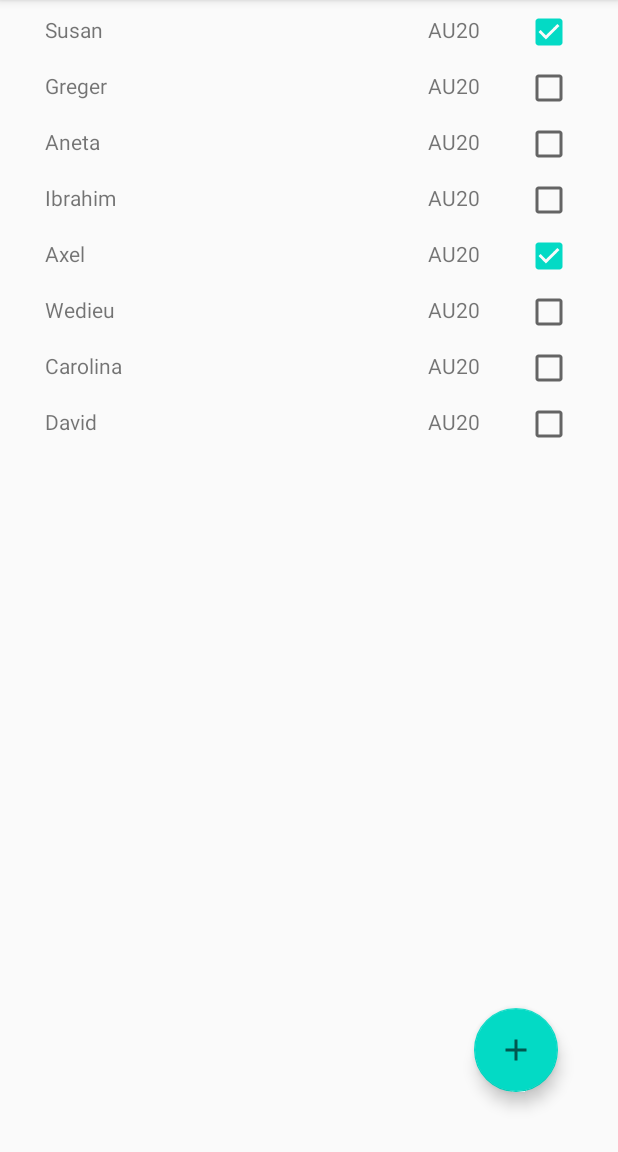
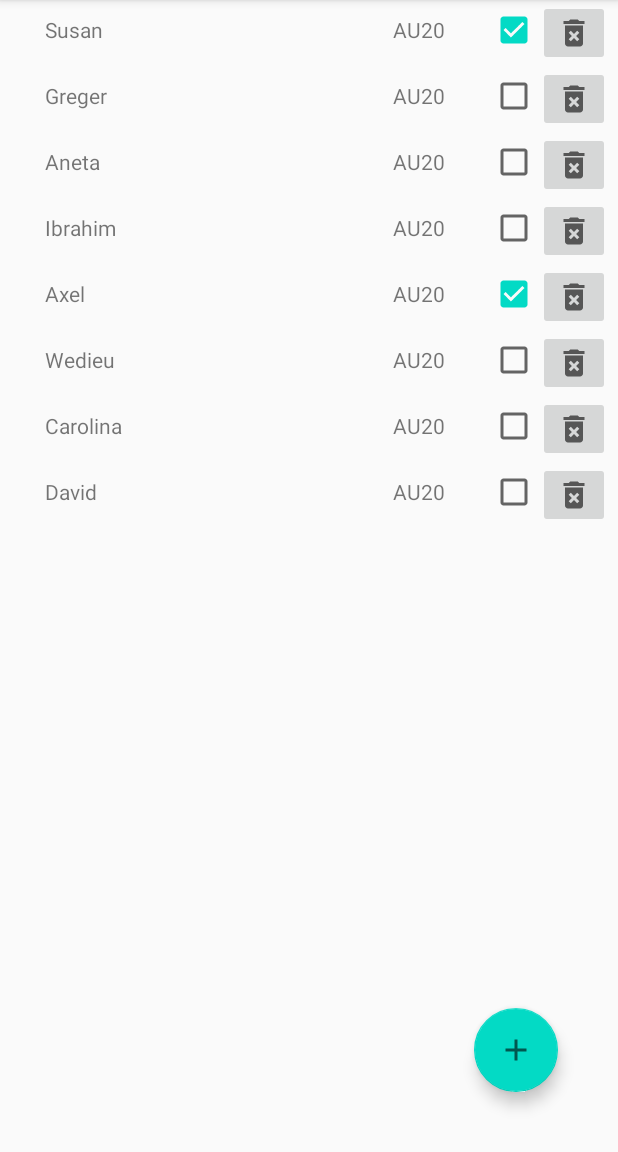
Before and after one commit to davidsvson/AU20_android_RecyclerViewApp, an Android app: the screen it shows after launch (MainActivity), on a phone screen of 412 x 824 dp, the part 84-1236 px from its top. Run offline under Robolectric (Android 15) with nearby library versions, the phone set to English and light mode, and no system bars.

Commit message:
Remove student

```diff
--- /dev/null
+++ b/app/src/main/res/drawable/ic_baseline_delete_forever_24.xml
@@ -0,0 +1,10 @@
+<vector xmlns:android="http://schemas.android.com/apk/res/android"
+    android:width="24dp"
+    android:height="24dp"
+    android:viewportWidth="24"
+    android:viewportHeight="24"
+    android:tint="?attr/colorControlNormal">
+  <path
+      android:fillColor="@android:color/white"
+      android:pathData="M6,19c0,1.1 0.9,2 2,2h8c1.1,0 2,-0.9 2,-2L18,7L6,7v12zM8.46,11.88l1.41,-1.41L12,12.59l2.12,-2.12 1.41,1.41L13.41,14l2.12,2.12 -1.41,1.41L12,15.41l-2.12,2.12 -1.41,-1.41L10.59,14l-2.13,-2.12zM15.5,4l-1,-1h-5l-1,1L5,4v2h14L19,4z"/>
+</vector>
--- a/app/src/main/res/layout/student_list_view.xml
+++ b/app/src/main/res/layout/student_list_view.xml
@@ -30,8 +30,16 @@
         android:id="@+id/checkBox"
         android:layout_width="wrap_content"
         android:layout_height="wrap_content"
-        android:layout_marginTop="5dp"
-        android:layout_marginEnd="30dp"
+        android:layout_marginTop="4dp"
+        app:layout_constraintEnd_toStartOf="@+id/deleteButton"
+        app:layout_constraintTop_toTopOf="parent" />
+
+    <ImageButton
+        android:id="@+id/deleteButton"
+        android:layout_width="wrap_content"
+        android:layout_height="wrap_content"
+        android:layout_marginEnd="5dp"
         app:layout_constraintEnd_toEndOf="parent"
-        app:layout_constraintTop_toTopOf="parent" />
+        app:layout_constraintTop_toTopOf="parent"
+        app:srcCompat="@drawable/ic_baseline_delete_forever_24" />
 </androidx.constraintlayout.widget.ConstraintLayout>
```
Also changed, not shown: app/src/main/java/com/example/recyclerviewapp/StudentsRecycleAdapter.kt (+28 -0 lines).
